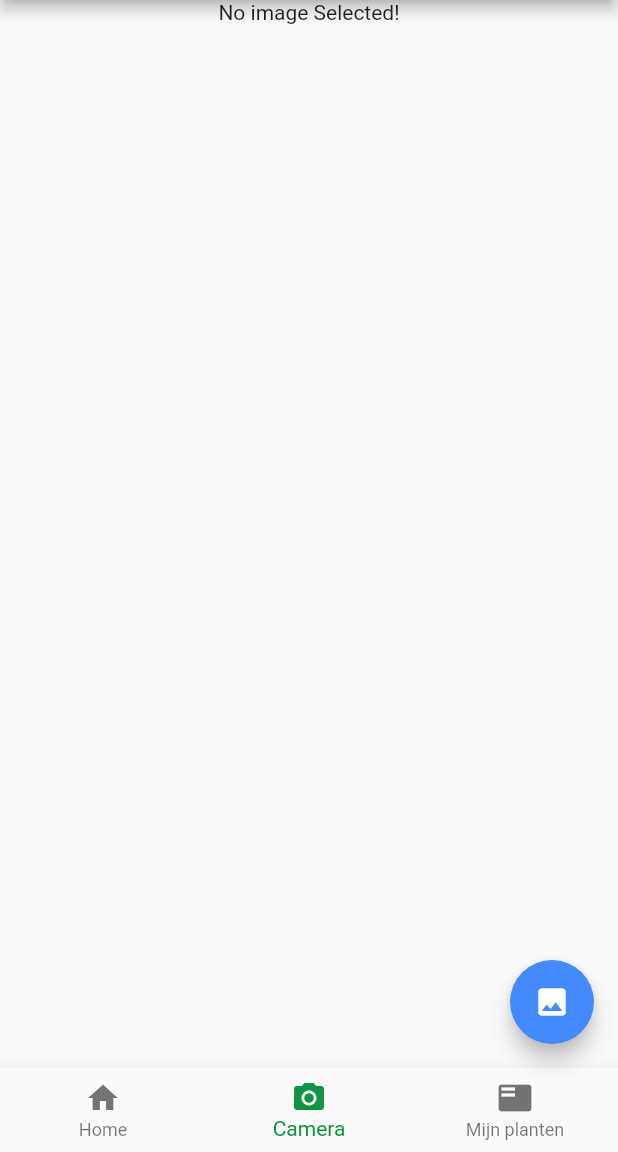
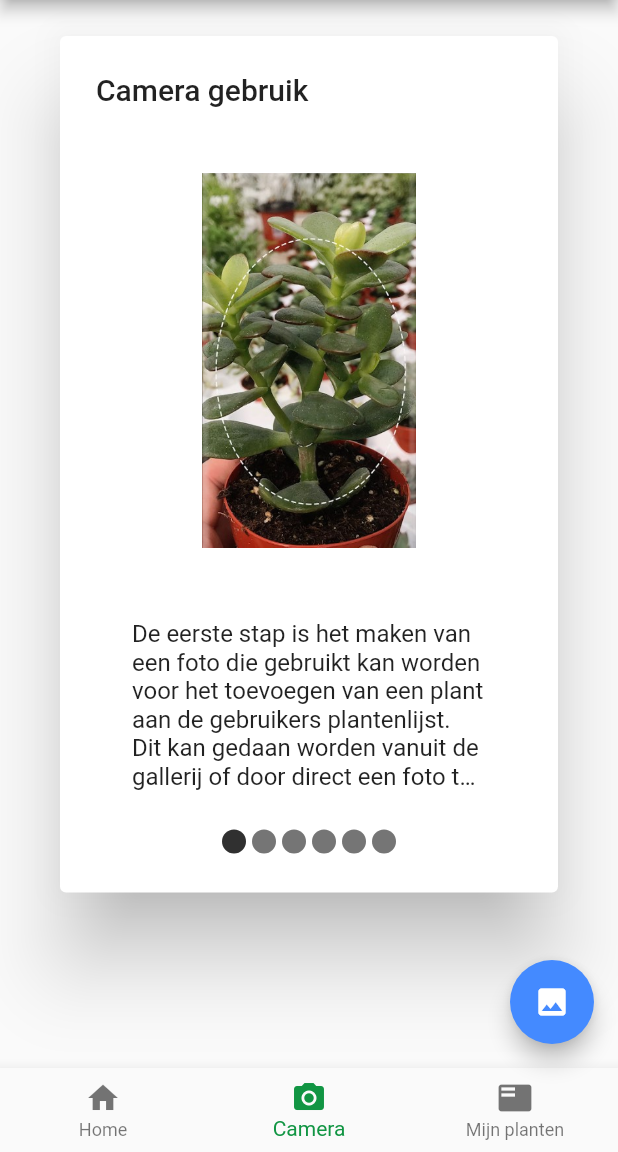
Before and after one commit to Bramgus12/ProjectD, a Flutter app: the screen it shows after launch, item 2 of the bottom bar chosen, on a phone screen of 412 x 824 dp, the part 84-1236 px from its top. Run offline on Flutter 3.47's test engine with Material 2 defaults, Android fonts, the phone set to English and light mode, and no system bars; our stand-ins replace image_picker, localstorage; missing offline and left inert: global_configuration, tflite.

Commit message:
Added explaination text to camera pop-up

```diff
--- a/client/lib/pages/Camera.dart
+++ b/client/lib/pages/Camera.dart
@@ -9,6 +9,8 @@ import 'package:tflite/tflite.dart';
 import 'package:flutter/services.dart';
 import 'package:image/image.dart' as img;
 import 'package:localstorage/localstorage.dart';
+import 'dart:developer' as developer;
+
 
 class Camera extends StatefulWidget {
   @override
@@ -20,6 +22,9 @@ class _CameraState extends State<Camera> {
   List _recognitions;
   bool _busy = false;
   int activeCameraItem = 0;
+  bool storageReady = false;
+  final LocalStorage storage = new LocalStorage('by_living_art.json');
+
 
   openGallery(BuildContext context) async {
     this.setState(() {
@@ -109,6 +114,69 @@ class _CameraState extends State<Camera> {
     }
   }
 
+  Future loadModel() async {
+    Tflite.close();
+    try {
+      String res;
+      res = await Tflite.loadModel(
+          model: "assets/m0_0.81.tflite", labels: "assets/label.txt");
+      print(res);
+    } on PlatformException {
+      print('Failed to load model.');
+    }
+  }
+
+  Future plantModel(File image) async {
+    var recognitions = await Tflite.runModelOnImage(
+      path: image.path,
+      numResults: 6,
+      threshold: 0.05,
+      imageMean: 0.4526901778594428,
+      imageStd: 0.3290300460265408,
+    );
+    print("----------------------------------------------------");
+    print(recognitions);
+    setState(() {
+      _recognitions = recognitions;
+    });
+  }
+
+  Future plantModelWithBinary(img.Image image) async {
+    Uint8List imageToByteListFloat32(
+        img.Image image, int inputSize, double mean, double std) {
+      var convertedBytes = Float32List(1 * inputSize * inputSize * 3);
+      var buffer = Float32List.view(convertedBytes.buffer);
+      int pixelIndex = 0;
+      for (var i = 0; i < inputSize; i++) {
+        for (var j = 0; j < inputSize; j++) {
+          var pixel = image.getPixel(j, i);
+          buffer[pixelIndex++] = (img.getRed(pixel) - mean) / std;
+          buffer[pixelIndex++] = (img.getGreen(pixel) - mean) / std;
+          buffer[pixelIndex++] = (img.getBlue(pixel) - mean) / std;
+        }
+      }
+
+      return convertedBytes.buffer.asUint8List();
+    }
+
+    var recognitions = await Tflite.runModelOnBinary(
+        binary: imageToByteListFloat32(
+            image, 200, 0.4526901778594428, 0.3290300460265408), // required
+        numResults: 6, // defaults to 5
+        threshold: 0.05, // defaults to 0.1
+        asynch: true // defaults to true
+        );
+    print("----------------------------------------------------");
+    print(recognitions);
+    setState(() {
+      _recognitions = recognitions;
+    });
+  }
+
+  Future predictImage(File image) async {
+    await plantModel(image);
+  }
+
   Widget cameraUsage() {
     return AlertDialog(
         title: Text("Camera gebruik"),
@@ -160,32 +228,52 @@ class _CameraState extends State<Camera> {
                   Expanded(
                       child: activeCameraItem == 0
                           ? Text(
-                              "0: Text describing the usage of the camera in the application",
+                              "De eerste stap is het maken van een foto die "
+                                  "gebruikt kan worden voor het toevoegen van "
+                                  "een plant aan de gebruikers plantenlijst. "
+                                  "Dit kan gedaan worden vanuit de gallerij of "
+                                  "door direct een foto te maken.",
                               overflow: TextOverflow.ellipsis,
-                              maxLines: 5,
+                              maxLines: 6,
                             )
                           : activeCameraItem == 1
                               ? Text(
-                                  "1: Text describing the list of suggested plants",
+                                  "De tweede stap is de plant die de gebruiker "
+                                      "heeft uit de lijst van planten "
+                                      "selecteren, deze lijst heeft de meest "
+                                      "overeenkomende planten van de plant van "
+                                      "de gebruiker. ",
                                   overflow: TextOverflow.ellipsis,
-                                  maxLines: 5,
+                                  maxLines: 6,
                                 )
                               : activeCameraItem == 2
                                   ? Text(
-                                      "2: Text describing the details of the plant",
+                                      "De derde stap is kijken naar meer "
+                                          "informatie over de plant die in de "
+                                          "eerste stap geselecteerd is, bij "
+                                          "dit scherm kan de plant ook "
+                                          "geselecteerd worden om toe te voegen"
+                                          " aan de gebruikers plantenlijst. ",
                                       overflow: TextOverflow.ellipsis,
-                                      maxLines: 5,
+                                      maxLines: 6,
                                     )
                                   : activeCameraItem == 3
                                       ? Text(
-                                          "3: Text describing the adding of user data to the plant",
+                                          "De vierde stap is het toevoegen van "
+                                              "planten aan de plantenlijst, dit"
+                                              " wordt gedaan door een aantal "
+                                              "gegevens die van belang voor de "
+                                              "plant zijn in te vullen. ",
                                           overflow: TextOverflow.ellipsis,
-                                          maxLines: 5,
+                                          maxLines: 6,
                                         )
                                       : Text(
-                                          "ELSE: Text describing the user can swipe left or right to hide this message",
+                                          "Veeg deze pop-up naar links of naar "
+                                              "rechts of druk op de volgende "
+                                              "cirkel om de uitleg af te "
+                                              "sluitern. ",
                                           overflow: TextOverflow.ellipsis,
-                                          maxLines: 5,
+                                          maxLines: 6,
                                         )),
                 ],
               ),
@@ -280,73 +368,27 @@ class _CameraState extends State<Camera> {
                     ),
                   ),
                 ),
+                InkWell(
+                  onTap: (() {
+                    setState(() {
+                      activeCameraItem = 5;
+                    });
+
+                    storage.setItem("first_time_usage", true);
+                  }),
+                  child: new Container(
+                    margin: const EdgeInsets.all(2.0),
+                    padding: const EdgeInsets.all(8.0),
+                    decoration: new BoxDecoration(
+                      shape: BoxShape.circle,
+                      color: Colors.grey[600],
+                    ),
+                  ),
+                ),
               ],
             )
           ],
         ));
-  }
-
-  Future loadModel() async {
-    Tflite.close();
-    try {
-      String res;
-      res = await Tflite.loadModel(
-          model: "assets/m0_0.81.tflite", labels: "assets/label.txt");
-      print(res);
-    } on PlatformException {
-      print('Failed to load model.');
-    }
-  }
-
-  Future plantModel(File image) async {
-    var recognitions = await Tflite.runModelOnImage(
-      path: image.path,
-      numResults: 6,
-      threshold: 0.05,
-      imageMean: 0.4526901778594428,
-      imageStd: 0.3290300460265408,
-    );
-    print("----------------------------------------------------");
-    print(recognitions);
-    setState(() {
-      _recognitions = recognitions;
-    });
-  }
-
-  Future plantModelWithBinary(img.Image image) async {
-    Uint8List imageToByteListFloat32(
-        img.Image image, int inputSize, double mean, double std) {
-      var convertedBytes = Float32List(1 * inputSize * inputSize * 3);
-      var buffer = Float32List.view(convertedBytes.buffer);
-      int pixelIndex = 0;
-      for (var i = 0; i < inputSize; i++) {
-        for (var j = 0; j < inputSize; j++) {
-          var pixel = image.getPixel(j, i);
-          buffer[pixelIndex++] = (img.getRed(pixel) - mean) / std;
-          buffer[pixelIndex++] = (img.getGreen(pixel) - mean) / std;
-          buffer[pixelIndex++] = (img.getBlue(pixel) - mean) / std;
-        }
-      }
-
-      return convertedBytes.buffer.asUint8List();
-    }
-
-    var recognitions = await Tflite.runModelOnBinary(
-        binary: imageToByteListFloat32(
-            image, 200, 0.4526901778594428, 0.3290300460265408), // required
-        numResults: 6, // defaults to 5
-        threshold: 0.05, // defaults to 0.1
-        asynch: true // defaults to true
-        );
-    print("----------------------------------------------------");
-    print(recognitions);
-    setState(() {
-      _recognitions = recognitions;
-    });
-  }
-
-  Future predictImage(File image) async {
-    await plantModel(image);
   }
 
   @override
@@ -355,6 +397,12 @@ class _CameraState extends State<Camera> {
 
     _busy = true;
 
+    storage.ready.then((_){
+      setState(() {
+        storageReady = _;
+      });
+    });
+
     loadModel().then((val) {
       setState(() {
         _busy = false;
@@ -362,20 +410,24 @@ class _CameraState extends State<Camera> {
     });
   }
 
+
   @override
   Widget build(BuildContext context) {
     List<Widget> stackChildren = [];
-    final LocalStorage storage = new LocalStorage('by_living_art');
 
-    stackChildren.addAll([selectedImageView(), predictionView()]);
-
-    if(storage.getItem("first_time_usage") == null){
+    if(storageReady && storage.getItem("first_time_usage") == null ){
       stackChildren.add(Dismissible(
         key: UniqueKey(),
         child: cameraUsage(),
+        onDismissed: (DismissDirection dir) {
+          var storage = new LocalStorage('by_living_art');
+          storage.setItem("first_time_usage", true);
+        },
       ));
+    }
 
-      storage.setItem("first_time_usage", true);
+    if(imageFile != null) {
+      stackChildren.addAll([selectedImageView(), predictionView()]);
     }
 
     return Scaffold(
```
